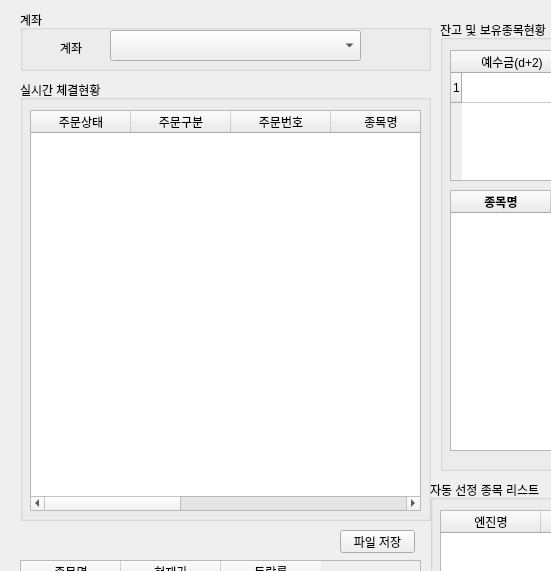
hyeu/StockTrading, file pystock.ui: the form before one commit; both pictures show x 0 to 551 and y 0 to 571 of the 1352 by 798 pixel window.
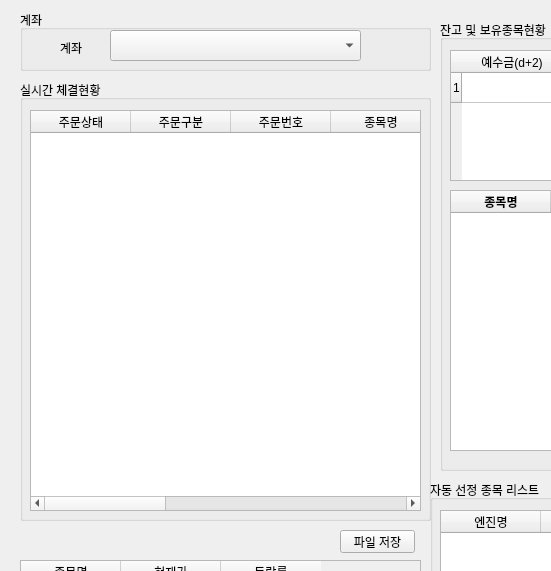
The form after the commit.

Commit message: Fix auto time

```diff
--- a/pystock.ui
+++ b/pystock.ui
@@ -332,6 +332,11 @@
        <string>주문가격</string>
       </property>
      </column>
+     <column>
+      <property name="text">
+       <string>체결가</string>
+      </property>
+     </column>
     </widget>
    </widget>
    <widget class="QGroupBox" name="groupBox_4">
```
The commit also changes 2 other files.
